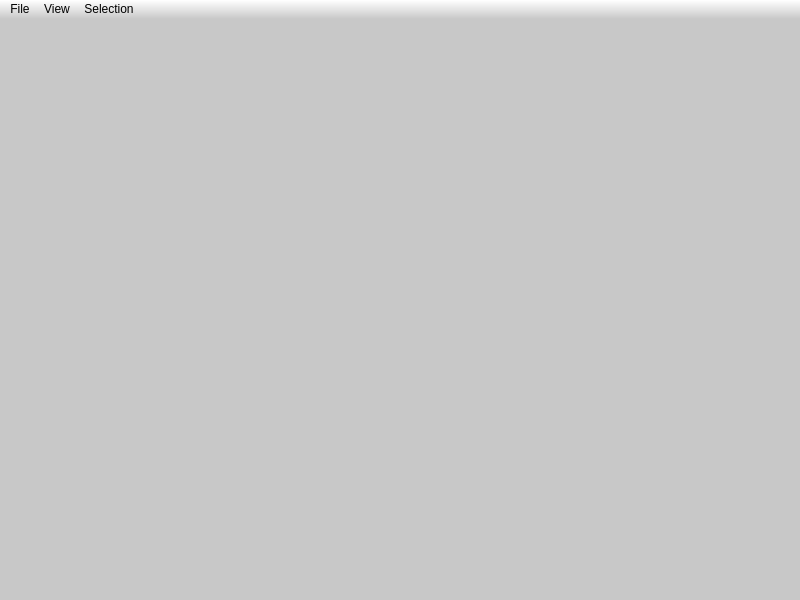
The window that src/saisie/mainwindow.ui (micmacIGN/micmac) describes before a commit, drawn with Qt 5.
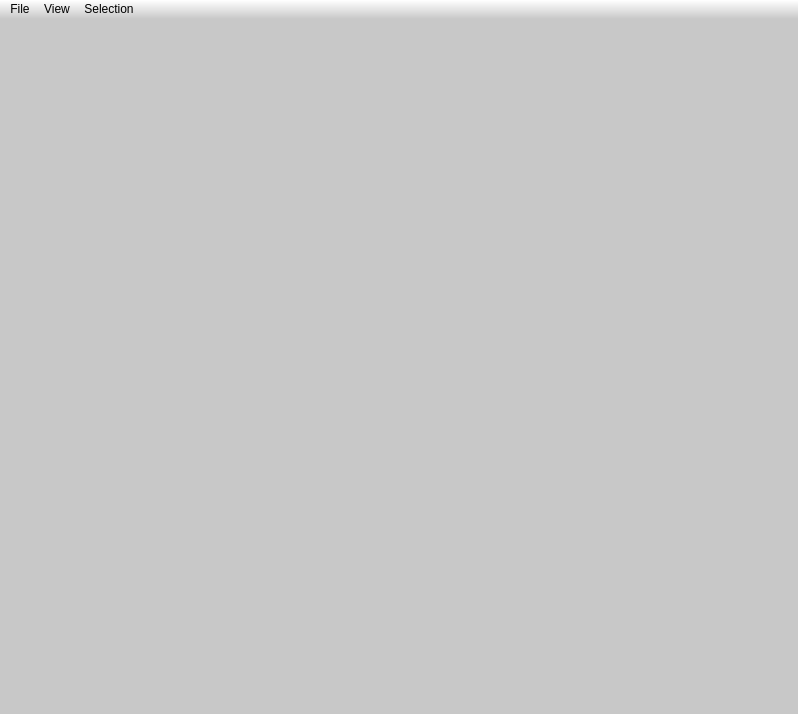
The same window after the commit. Icons and pictures are not drawn.

Commit message: saisie: transfo vue gl vers image

What changed in the file:
```diff
--- a/src/saisie/mainwindow.ui
+++ b/src/saisie/mainwindow.ui
@@ -6,8 +6,8 @@
    <rect>
     <x>0</x>
     <y>0</y>
-    <width>800</width>
-    <height>600</height>
+    <width>798</width>
+    <height>714</height>
    </rect>
   </property>
   <property name="acceptDrops">
@@ -95,7 +95,7 @@
     <rect>
      <x>0</x>
      <y>0</y>
-     <width>800</width>
+     <width>798</width>
      <height>21</height>
     </rect>
    </property>
```
The commit also changes 2 other files.
